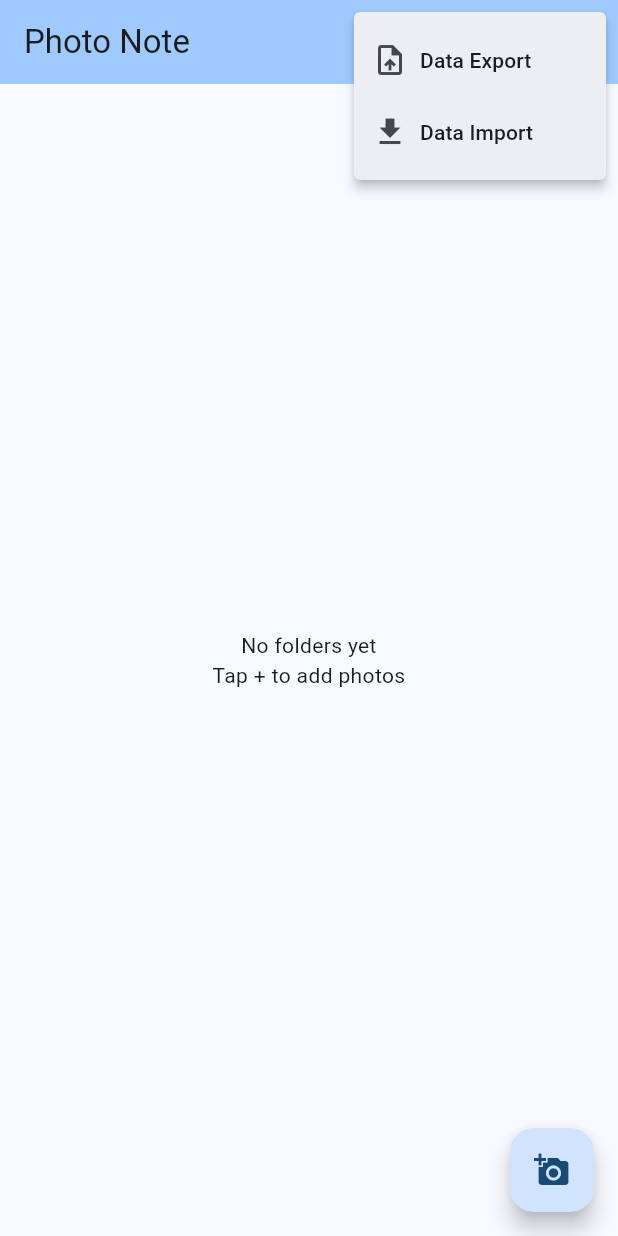
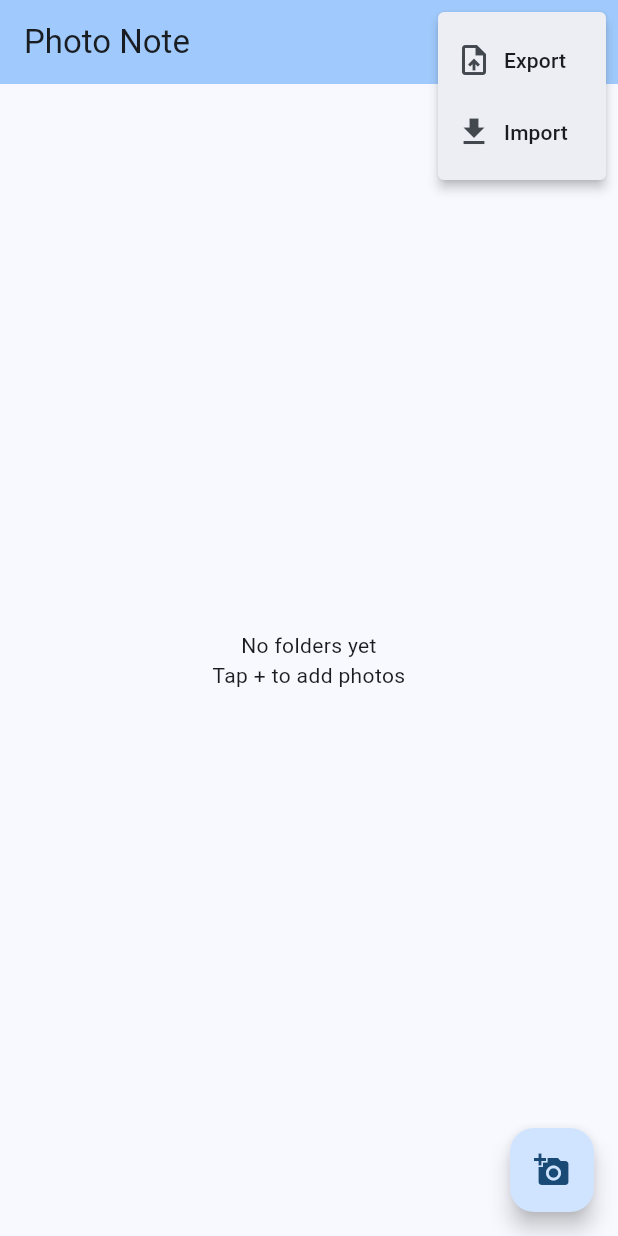
Before and after one commit to imTigger/PhotoNote, a Flutter app: the screen it shows after launch, after a tap on the "more vert" icon, on a phone screen of 412 x 824 dp. Run offline on Flutter 3.47's test engine with Material 3 defaults, Android fonts, the phone set to English and light mode, and no system bars; our stand-ins replace file_picker, image_picker, share_plus, sqflite; missing offline and left inert: exif, receive_sharing_intent; accounts and stored records are empty; statements that could not run were skipped.

Commit message:
Minor UI tweaks

```diff
--- a/lib/screens/add_photos_screen.dart
+++ b/lib/screens/add_photos_screen.dart
@@ -380,8 +380,6 @@ class _AddPhotosScreenState extends State<AddPhotosScreen> {
                       height: 200,
                       fit: BoxFit.contain,
                     ),
-                    const SizedBox(height: 16),
-                    const Text('Reaction:', style: TextStyle(fontWeight: FontWeight.bold)),
                     const SizedBox(height: 8),
                     Row(
                       mainAxisAlignment: MainAxisAlignment.spaceEvenly,
@@ -408,7 +406,7 @@ class _AddPhotosScreenState extends State<AddPhotosScreen> {
                       }).toList(),
                     ),
                     const SizedBox(height: 16),
-                    const Text('Tags (for this photo only):', style: TextStyle(fontWeight: FontWeight.bold)),
+                    const Text('Tags:', style: TextStyle(fontWeight: FontWeight.bold)),
                     Row(
                       children: [
                         Expanded(
--- a/lib/screens/home_screen.dart
+++ b/lib/screens/home_screen.dart
@@ -391,7 +391,7 @@ class _HomeScreenState extends State<HomeScreen> {
                   children: [
                     Icon(Icons.upload_file),
                     SizedBox(width: 8),
-                    Text('Data Export'),
+                    Text('Export'),
                   ],
                 ),
               ),
@@ -401,7 +401,7 @@ class _HomeScreenState extends State<HomeScreen> {
                   children: [
                     Icon(Icons.download),
                     SizedBox(width: 8),
-                    Text('Data Import'),
+                    Text('Import'),
                   ],
                 ),
               ),
```
